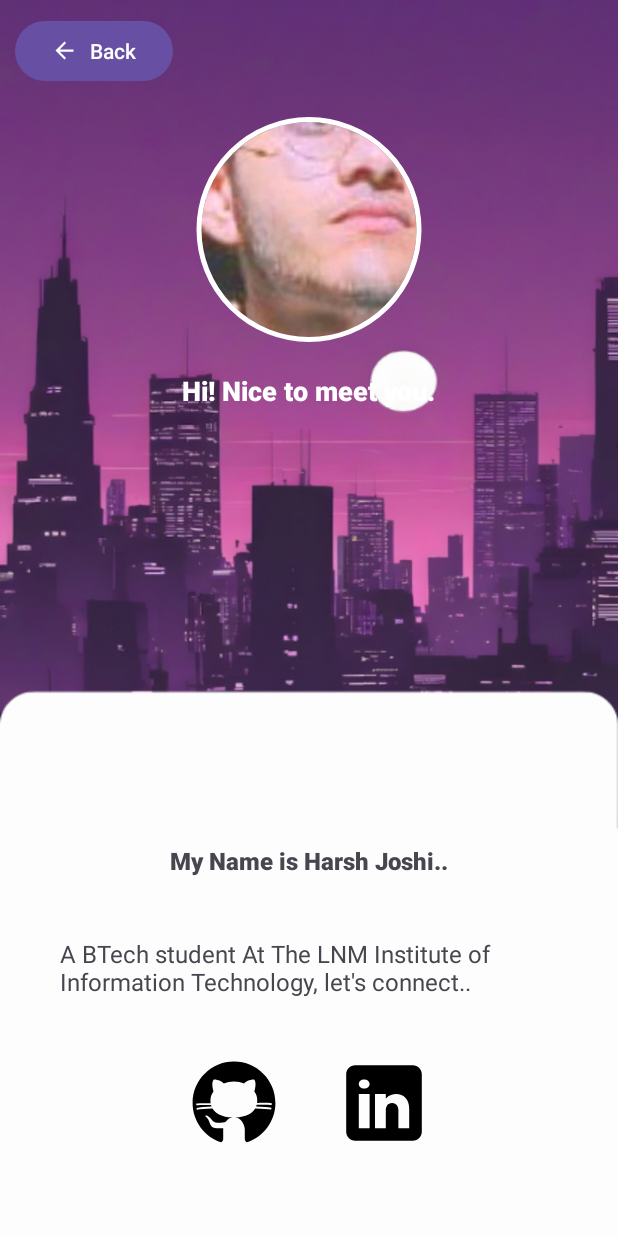
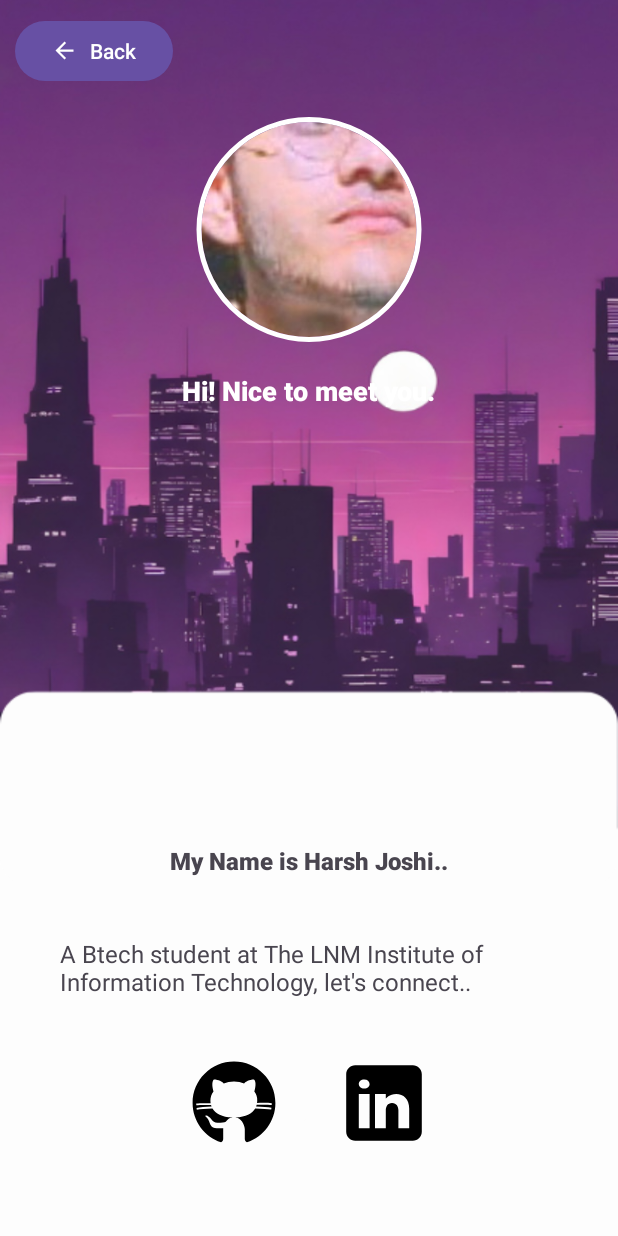
Before and after one commit to harshjoshi004/Talkio-ChattingApp, an Android app: the screen it shows after launch once a user with an empty profile is signed in (AboutActivity), in the options menu, after a tap on "About", on a phone screen of 412 x 824 dp. Run offline under Robolectric (Android 15) with nearby library versions, the phone set to English and light mode, and no system bars; our stand-ins replace CircleImageView, Firebase (no records; nobody signed in at launch, a user with empty details on screens opened directly), Picasso; pictures from the network do not load; 1 statement that could not run was skipped.

Commit message:
commit -5
product ready
bugs fixed

```diff
--- a/app/src/main/AndroidManifest.xml
+++ b/app/src/main/AndroidManifest.xml
@@ -1,6 +1,8 @@
 <?xml version="1.0" encoding="utf-8"?>
 <manifest xmlns:android="http://schemas.android.com/apk/res/android"
     xmlns:tools="http://schemas.android.com/tools">
+    <uses-permission android:name="android.permission.READ_EXTERNAL_STORAGE" />
+
 
     <application
         android:allowBackup="true"
--- a/app/src/main/java/com/example/whattsapp/SignInActivity.java
+++ b/app/src/main/java/com/example/whattsapp/SignInActivity.java
@@ -70,10 +70,10 @@ public class SignInActivity extends AppCompatActivity {
                                 //Go To Main Activity
                                 Intent intent = new Intent(SignInActivity.this, MainActivity.class);
                                 startActivity(intent);
+                                finish();
                             } else {
                                 Toast.makeText(SignInActivity.this, task.getException().getMessage(), Toast.LENGTH_SHORT).show();
                             }
-
                         }
                     });
                 }
--- a/app/src/main/res/layout/activity_about.xml
+++ b/app/src/main/res/layout/activity_about.xml
@@ -72,7 +72,7 @@
             android:layout_width="wrap_content"
             android:layout_height="wrap_content"
             android:layout_margin="20dp"
-            android:text="A BTech student At The LNM Institute of Information Technology, let's connect.."
+            android:text="A Btech student at The LNM Institute of Information Technology, let's connect.."
             android:textSize="16sp" />
 
 
--- a/app/src/main/res/menu/menu.xml
+++ b/app/src/main/res/menu/menu.xml
@@ -8,5 +8,9 @@
         android:id="@+id/log_out"
         android:title="Logout"
         android:visible="true" />
+    <item
+        android:id="@+id/delete_account"
+        android:title="Delete Account"
+        android:visible="true" />
 
 </menu>
```
Also changed, not shown: app/src/main/java/com/example/whattsapp/MainActivity.java (+37 -0 lines), app/src/main/java/com/example/whattsapp/fragments/SettingsFragment.java (+23 -6 lines), app/src/main/java/com/example/whattsapp/adapters/UsersAdapter.java (line endings or trailing spaces).
